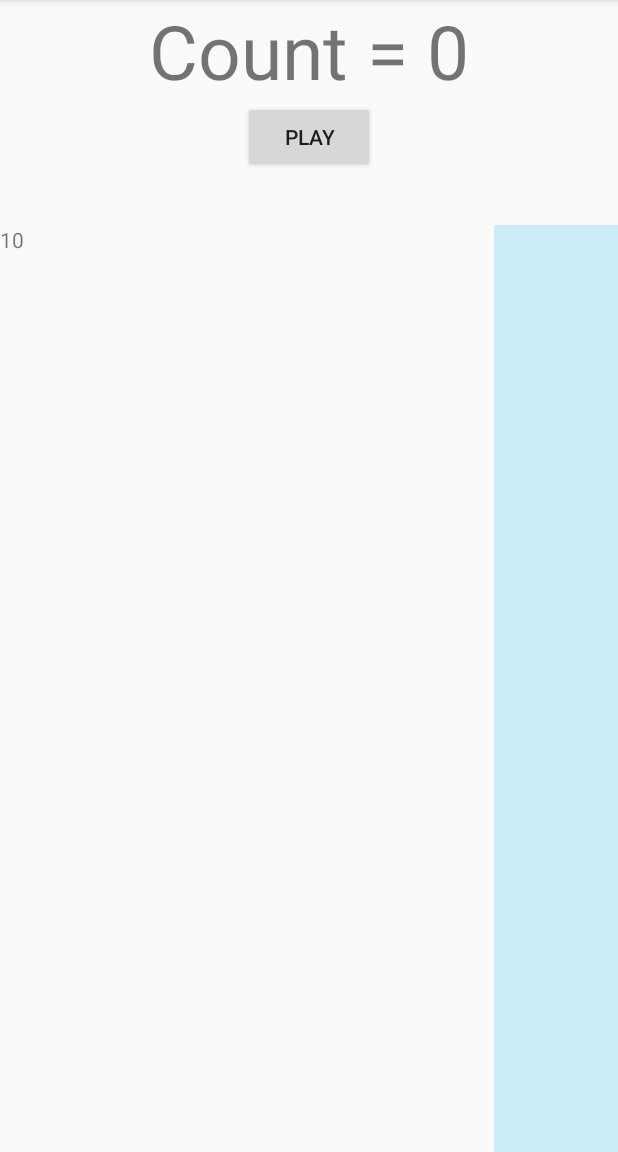
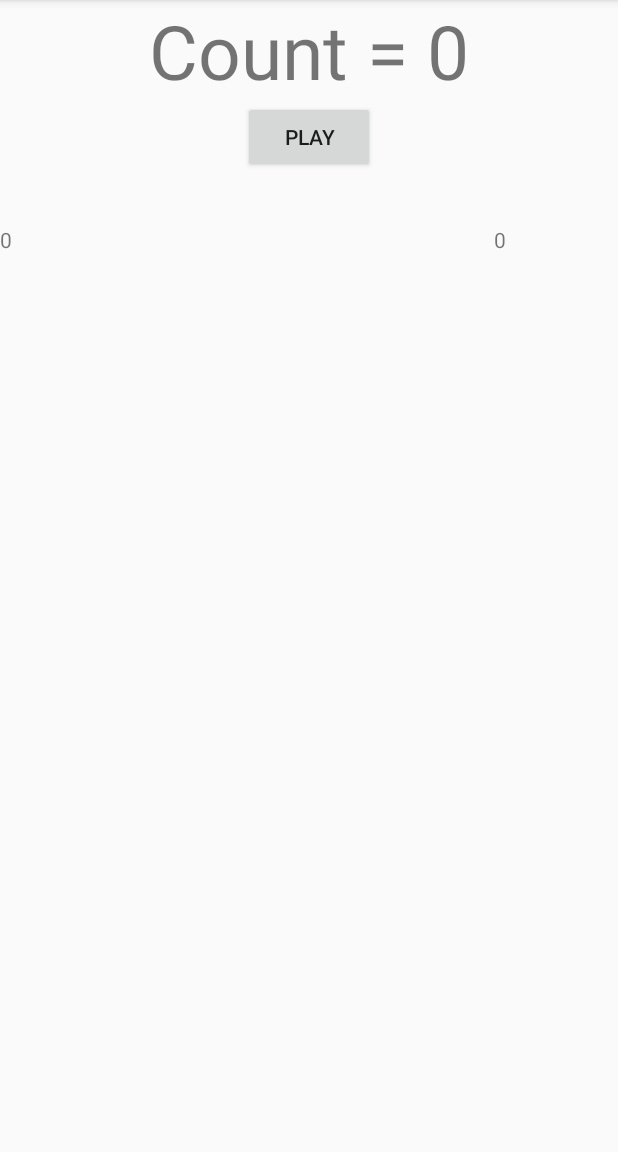
Before and after one commit to composer09/MyPedometer, an Android app: the screen it shows after launch (MainActivity), on a phone screen of 412 x 824 dp, the part 84-1236 px from its top. Run offline under Robolectric (Android 15) with nearby library versions, the phone set to English and light mode, and no system bars; libraries missing offline, so code that uses them is left out: de.greenrobot.event; 5 statements that could not run were skipped.

Commit message:
0716 뷰페이저 이벤트 완성

```diff
--- a/MyPedometerApp/build.gradle
+++ b/MyPedometerApp/build.gradle
@@ -23,4 +23,5 @@ dependencies {
     compile fileTree(include: ['*.jar'], dir: 'libs')
     compile 'com.android.support:appcompat-v7:22.2.0'
     compile 'com.google.android.gms:play-services:7.5.0'
+    compile 'de.greenrobot:eventbus:2.4.0'
 }
--- a/MyPedometerApp/src/main/java/kr/co/composer/pedometer/fragment/MainFragment.java
+++ b/MyPedometerApp/src/main/java/kr/co/composer/pedometer/fragment/MainFragment.java
@@ -22,17 +22,19 @@ import android.view.ViewGroup;
 import android.widget.Button;
 import android.widget.TextView;
 
+import de.greenrobot.event.EventBus;
 import kr.co.composer.mylocation.aidl.ICountService;
 import kr.co.composer.mylocation.aidl.ICountServiceCallback;
 import kr.co.composer.pedometer.R;
 import kr.co.composer.pedometer.bo.pedometer.PedoHistoryBO;
 import kr.co.composer.pedometer.bo.pedometer.Pedometer;
 import kr.co.composer.pedometer.format.TimeFormatter;
-import kr.co.composer.pedometer.location.LocationManagerInitializer;
+import kr.co.composer.pedometer.location.bo.LocationManagerInitializer;
 import kr.co.composer.pedometer.service.StepService;
 import kr.co.composer.pedometer.sharedpref.ConfigPreferenceManager;
 import kr.co.composer.pedometer.util.GPSUtil;
 import kr.co.composer.pedometer.viewpager.adapter.MyPagerAdapter;
+import kr.co.composer.pedometer.viewpager.adapter.TextChangedEvent;
 
 public class MainFragment extends Fragment {
 	private ConfigPreferenceManager configPref = null;
@@ -99,6 +101,8 @@ public class MainFragment extends Fragment {
 			public void handleMessage(Message msg) {
 				currentCount = msg.arg1;
 				text.setText("Count = " + currentCount);
+				EventBus bus = EventBus.getDefault();
+				bus.post(new TextChangedEvent(String.valueOf(currentCount)));
 			}
 		};
 
--- a/MyPedometerApp/src/main/java/kr/co/composer/pedometer/location/LocationManagerInitializer.java
+++ b/MyPedometerApp/src/main/java/kr/co/composer/pedometer/location/bo/LocationManagerInitializer.java
@@ -1,4 +1,4 @@
-package kr.co.composer.pedometer.location;
+package kr.co.composer.pedometer.location.bo;
 
 import android.content.Context;
 import android.location.Location;
--- a/MyPedometerApp/src/main/java/kr/co/composer/pedometer/viewpager/adapter/MyPagerAdapter.java
+++ b/MyPedometerApp/src/main/java/kr/co/composer/pedometer/viewpager/adapter/MyPagerAdapter.java
@@ -19,6 +19,7 @@ public class MyPagerAdapter extends FragmentStatePagerAdapter {
 	private FragmentManager fragManager;
 	private FragmentTransaction mCurTransaction = null;
     private Fragment mCurrentPrimaryItem = null;
+	private static final int PAGE_COUNT = 3;
 
 	public MyPagerAdapter(FragmentManager fm, Context context) {
 		super(fm);
@@ -40,19 +41,22 @@ public class MyPagerAdapter extends FragmentStatePagerAdapter {
 		}
 	}
 
-    public long getItemId(int position) {
+	@Override
+	public int getItemPosition(Object object) {
+		return super.getItemPosition(object);
+	}
+
+	public long getItemId(int position) {
         return position;
     }
 
 	@Override
 	public int getCount() {
-		// TODO Auto-generated method stub
-		return 3;
+		return PAGE_COUNT;
 	}
 
     @Override
     public void destroyItem(ViewGroup collection, int position, Object view) {
-//    	�������� ��ȣ��� �������� ���� ȣ��
         ((ViewPager)collection).removeView((View)view);
     }
 
--- a/MyPedometerApp/src/main/java/kr/co/composer/pedometer/viewpager/page/Page2Activity.java
+++ b/MyPedometerApp/src/main/java/kr/co/composer/pedometer/viewpager/page/Page2Activity.java
@@ -6,21 +6,32 @@ import android.view.LayoutInflater;
 import android.view.View;
 import android.view.ViewGroup;
 import android.widget.RelativeLayout;
+import android.widget.TextView;
 
+import de.greenrobot.event.EventBus;
 import kr.co.composer.pedometer.R;
+import kr.co.composer.pedometer.viewpager.adapter.TextChangedEvent;
 
 
 public class Page2Activity extends Fragment {
+	TextView textView;
+	EventBus eventBus = EventBus.getDefault();
 
 	@Override
 	public void onCreate(Bundle savedInstanceState) {
 		super.onCreate(savedInstanceState);
+		eventBus.register(this);
 	}
 
 	@Override
 	public View onCreateView(LayoutInflater inflater, ViewGroup container, Bundle savedInstanceState) {
 
 		RelativeLayout layout = (RelativeLayout)inflater.inflate(R.layout.viewpager_page2, container, false);
+		textView = (TextView)layout.findViewById(R.id.text02);
 		return layout;
 	}
+
+	public void onEvent(TextChangedEvent event) {
+		textView.setText(event.newText);
+	}
 }
--- a/MyPedometerApp/src/main/java/kr/co/composer/pedometer/viewpager/page/Page3Activity.java
+++ b/MyPedometerApp/src/main/java/kr/co/composer/pedometer/viewpager/page/Page3Activity.java
@@ -6,19 +6,30 @@ import android.view.LayoutInflater;
 import android.view.View;
 import android.view.ViewGroup;
 import android.widget.RelativeLayout;
+import android.widget.TextView;
 
+import de.greenrobot.event.EventBus;
 import kr.co.composer.pedometer.R;
+import kr.co.composer.pedometer.viewpager.adapter.TextChangedEvent;
 
 public class Page3Activity extends Fragment {
+	TextView textView;
+	EventBus eventBus = EventBus.getDefault();
 
 	@Override
 	public void onCreate(Bundle savedInstanceState) {
 		super.onCreate(savedInstanceState);
+		eventBus.register(this);
 	}
 
 	@Override
 	public View onCreateView(LayoutInflater inflater, ViewGroup container, Bundle savedInstanceState) {
 		RelativeLayout layout = (RelativeLayout)inflater.inflate(R.layout.viewpager_page3, container, false);
+		textView = (TextView)layout.findViewById(R.id.text03);
 		return layout;
 	}
+
+	public void onEvent(TextChangedEvent event) {
+		textView.setText(event.newText);
+	}
 }
--- a/MyPedometerApp/src/main/res/layout/viewpager_page1.xml
+++ b/MyPedometerApp/src/main/res/layout/viewpager_page1.xml
@@ -1,6 +1,6 @@
 <RelativeLayout xmlns:android="http://schemas.android.com/apk/res/android"
     xmlns:tools="http://schemas.android.com/tools"
-    android:id="@+id/text01_fragment"
+    android:id="@+id/page1_fragment"
     android:layout_width="match_parent"
     android:layout_height="match_parent">
 
@@ -8,6 +8,6 @@
         android:id="@+id/text01"
         android:layout_width="wrap_content"
         android:layout_height="wrap_content"
-        android:text="10"/>
+        android:text="0"/>
 
 </RelativeLayout>
--- a/MyPedometerApp/src/main/res/layout/viewpager_page2.xml
+++ b/MyPedometerApp/src/main/res/layout/viewpager_page2.xml
@@ -1,19 +1,13 @@
 <RelativeLayout xmlns:android="http://schemas.android.com/apk/res/android"
     xmlns:tools="http://schemas.android.com/tools"
+    android:id="@+id/page2_fragment"
     android:layout_width="match_parent"
-    android:layout_height="match_parent"
-    android:background="#CDECFA" >
+    android:layout_height="match_parent">
+
     <TextView
         android:id="@+id/text02"
         android:layout_width="wrap_content"
         android:layout_height="wrap_content"
-        android:text=""/>
-
-    <TextView
-        android:layout_width="match_parent"
-        android:layout_height="match_parent"
-        android:gravity="center"
-        android:text="두 번째 페이지 입니다."
-        android:textColor="#ffffff" />
+        android:text="0"/>
 
 </RelativeLayout>
```
Also changed, not shown: MyPedometerApp/src/main/java/kr/co/composer/pedometer/location/bo/LocationWriter.java (added, +71 -0 lines), MyPedometerApp/src/main/java/kr/co/composer/pedometer/util/PathUtil.java (added, +81 -0 lines), MyPedometerApp/src/main/java/kr/co/composer/pedometer/viewpager/adapter/TextChangedEvent.java (added, +11 -0 lines), MyPedometerApp/src/main/java/kr/co/composer/pedometer/viewpager/page/Page1Activity.java (+6 -2 lines), MyPedometerApp/src/main/res/layout/viewpager_page3.xml (+9 -1 lines), 1 other file.
